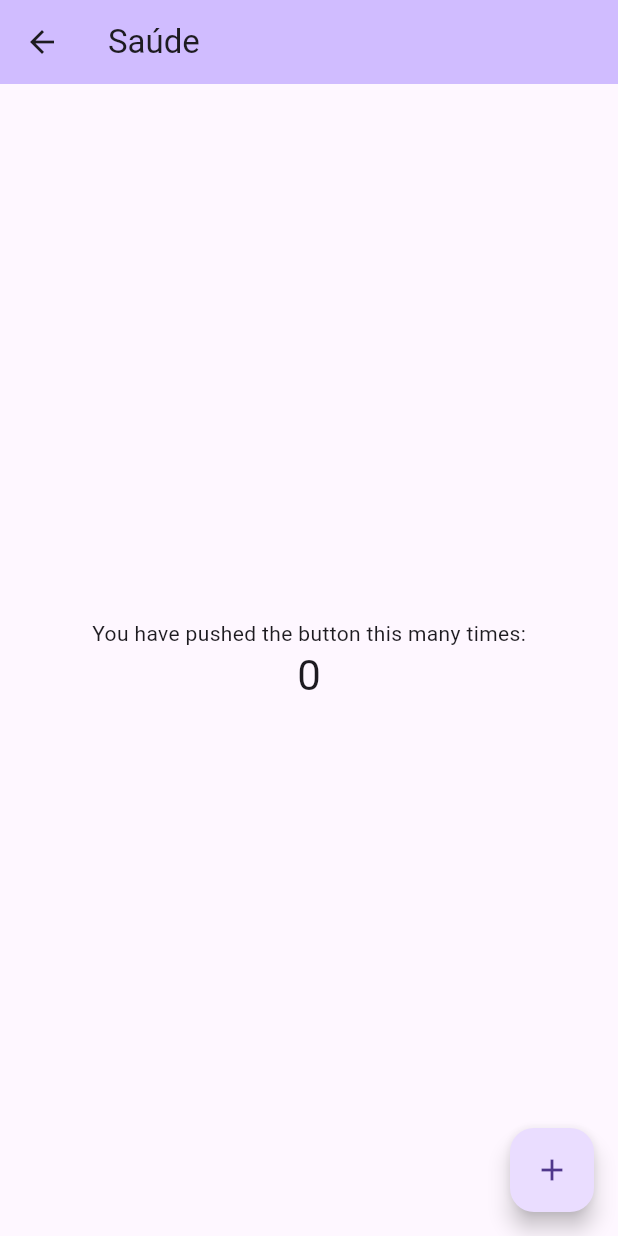
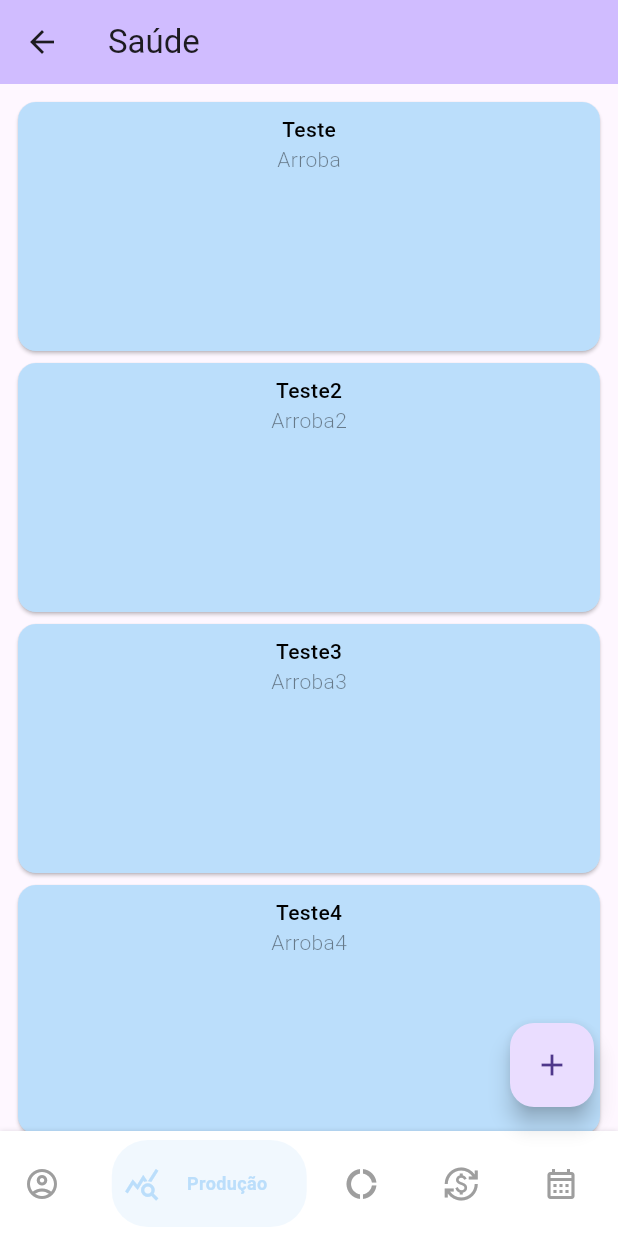
Before and after one commit to RogerDanielSS/personal_health_app, a Flutter app: the HomePage screen opened directly, on a phone screen of 412 x 824 dp. Run offline on Flutter 3.47's test engine with Material 3 defaults, Android fonts, the phone set to English and light mode, and no system bars; our stand-ins replace flutter_secure_storage, localstorage; accounts and stored records are empty.

Commit message:
add: mocked cardd structure with no pagination

```diff
--- /dev/null
+++ b/lib/data/models/remote_event_model.dart
@@ -0,0 +1,32 @@
+import '../../domain/entities/entities.dart';
+import '../protocols/http/http_error.dart';
+
+class RemoteEventModel {
+  final int id;
+  final String title;
+  final String column1;
+
+  RemoteEventModel({
+    required this.id,
+    required this.title,
+    required this.column1,
+  });
+
+  factory RemoteEventModel.fromJson(Map json) {
+    if (!json.keys.toSet().containsAll(['id', 'title', 'column1'])) {
+      throw HttpError.invalidData;
+    }
+
+    return RemoteEventModel(
+      id: json['id'],
+      title: json['title'],
+      column1: json['column1'],
+    );
+  }
+
+  EventEntity toEntity() => EventEntity(
+        id: id,
+        title: title,
+        column1: column1,
+      );
+}
--- a/lib/domain/entities/entities.dart
+++ b/lib/domain/entities/entities.dart
@@ -1 +1,2 @@
 export 'user.dart';
+export 'event.dart';
--- /dev/null
+++ b/lib/domain/entities/event.dart
@@ -0,0 +1,20 @@
+
+class EventEntity {
+  final int id;
+  final String title;
+  final String column1;
+
+  List get props => [id, title, column1];
+
+  const EventEntity({
+    required this.id,
+    required this.title,
+    required this.column1,
+  });
+
+  Map toJson() => {
+        'id': id,
+        'title': title,
+        'column1': column1,
+      };
+}
--- a/lib/infra/http/http_adapter.dart
+++ b/lib/infra/http/http_adapter.dart
@@ -75,7 +75,6 @@ class HttpAdapter implements HttpClient {
         fileResponse = await futureFileResponse.timeout(const Duration(seconds: 180));
       }
     } catch (error) {
-      print(error);
       throw HttpError.serverError;
     }
 
@@ -160,7 +159,6 @@ class HttpAdapter implements HttpClient {
       case 404:
         throw HttpError.notFound;
       default:
-        print(response.statusCode);
         throw HttpError.serverError;
     }
   }
--- /dev/null
+++ b/lib/presentation/components/bottom_bar/animated_bottom_bar.dart
@@ -0,0 +1,75 @@
+import 'package:flutter/material.dart';
+
+import 'bottom_bar_item.dart';
+import 'item_widget.dart';
+
+class AnimatedBottomBar extends StatelessWidget {
+  const AnimatedBottomBar({
+    Key? key,
+    this.selectedIndex = 0,
+    this.showElevation = true,
+    this.iconSize = 24,
+    this.backgroundColor,
+    this.itemCornerRadius = 50,
+    this.containerHeight = 56,
+    this.animationDuration = const Duration(milliseconds: 270),
+    this.mainAxisAlignment = MainAxisAlignment.spaceBetween,
+    required this.items,
+    required this.onItemSelected,
+    this.curve = Curves.linear,
+  })  : assert(items.length >= 2 && items.length <= 5),
+        super(key: key);
+
+  final int selectedIndex;
+  final double iconSize;
+  final Color? backgroundColor;
+  final bool showElevation;
+  final Duration animationDuration;
+  final List<BottomBarItem> items;
+  final ValueChanged<int> onItemSelected;
+  final MainAxisAlignment mainAxisAlignment;
+  final double itemCornerRadius;
+  final double containerHeight;
+  final Curve curve;
+
+  @override
+  Widget build(BuildContext context) {
+    return Container(
+      decoration: BoxDecoration(
+        color: backgroundColor,
+        boxShadow: [
+          if (showElevation)
+            const BoxShadow(
+              color: Colors.black12,
+              blurRadius: 2,
+            ),
+        ],
+      ),
+      child: SafeArea(
+        child: Container(
+          width: double.infinity,
+          height: containerHeight,
+          padding: const EdgeInsets.symmetric(vertical: 6, horizontal: 8),
+          child: Row(
+            mainAxisAlignment: mainAxisAlignment,
+            children: items.map((item) {
+              var index = items.indexOf(item);
+              return GestureDetector(
+                onTap: () => onItemSelected(index),
+                child: ItemWidget(
+                  item: item,
+                  iconSize: iconSize,
+                  isSelected: index == selectedIndex,
+                  backgroundColor: backgroundColor!,
+                  itemCornerRadius: itemCornerRadius,
+                  animationDuration: animationDuration,
+                  curve: curve,
+                ),
+              );
+            }).toList(),
+          ),
+        ),
+      ),
+    );
+  }
+}
--- /dev/null
+++ b/lib/presentation/components/bottom_bar/bottom_bar.dart
@@ -0,0 +1,2 @@
+export 'animated_bottom_bar.dart';
+export 'bottom_bar_item.dart';
--- /dev/null
+++ b/lib/presentation/components/bottom_bar/bottom_bar_item.dart
@@ -0,0 +1,17 @@
+import 'package:flutter/material.dart';
+
+class BottomBarItem {
+  BottomBarItem({
+    required this.icon,
+    required this.title,
+    this.activeColor = Colors.blue,
+    this.textAlign,
+    this.inactiveColor,
+  });
+
+  final Widget icon;
+  final Widget title;
+  final Color activeColor;
+  final Color? inactiveColor;
+  final TextAlign? textAlign;
+}
--- /dev/null
+++ b/lib/presentation/components/bottom_bar/item_widget.dart
@@ -0,0 +1,80 @@
+import 'package:flutter/material.dart';
+
+import 'bottom_bar_item.dart';
+
+class ItemWidget extends StatelessWidget {
+  final double iconSize;
+  final bool isSelected;
+  final BottomBarItem item;
+  final Color backgroundColor;
+  final double itemCornerRadius;
+  final Duration animationDuration;
+  final Curve curve;
+
+  const ItemWidget({
+    Key? key,
+    required this.item,
+    required this.isSelected,
+    required this.backgroundColor,
+    required this.animationDuration,
+    required this.itemCornerRadius,
+    required this.iconSize,
+    this.curve = Curves.linear,
+  }) : super(key: key);
+
+  @override
+  Widget build(BuildContext context) {
+    return Semantics(
+      container: true,
+      selected: isSelected,
+      child: AnimatedContainer(
+        width: isSelected ? 130 : 50,
+        height: double.maxFinite,
+        duration: animationDuration,
+        curve: curve,
+        decoration: BoxDecoration(
+          color: isSelected ? item.activeColor.withOpacity(0.2) : backgroundColor,
+          borderRadius: BorderRadius.circular(itemCornerRadius),
+        ),
+        child: SingleChildScrollView(
+          scrollDirection: Axis.horizontal,
+          physics: const NeverScrollableScrollPhysics(),
+          child: Container(
+            width: isSelected ? 130 : 50,
+            padding: const EdgeInsets.symmetric(horizontal: 8),
+            child: Row(
+              mainAxisSize: MainAxisSize.max,
+              mainAxisAlignment: MainAxisAlignment.start,
+              crossAxisAlignment: CrossAxisAlignment.center,
+              children: <Widget>[
+                IconTheme(
+                  data: IconThemeData(
+                      size: iconSize,
+                      color: isSelected
+                          ? item.activeColor.withOpacity(1)
+                          : item.inactiveColor ?? item.activeColor),
+                  child: item.icon,
+                ),
+                if (isSelected)
+                  Expanded(
+                    child: Container(
+                      padding: const EdgeInsets.symmetric(horizontal: 4),
+                      child: DefaultTextStyle.merge(
+                        style: TextStyle(
+                          color: item.activeColor,
+                          fontWeight: FontWeight.bold,
+                        ),
+                        maxLines: 1,
+                        textAlign: item.textAlign,
+                        child: item.title,
+                      ),
+                    ),
+                  ),
+              ],
+            ),
+          ),
+        ),
+      ),
+    );
+  }
+}
--- /dev/null
+++ b/lib/presentation/components/build_bottom_bar.dart
@@ -0,0 +1,63 @@
+import 'package:flutter/material.dart';
+
+import 'bottom_bar/animated_bottom_bar.dart';
+import 'bottom_bar/bottom_bar_item.dart';
+
+Widget text(String text) {
+  return Text(text, style: const TextStyle(fontSize: 12));
+}
+
+Widget buildBottomBar({
+  required int currentIndex,
+  required void Function(int index) update,
+  required BuildContext context,
+}) {
+  const inactiveColor = Colors.grey;
+
+  return AnimatedBottomBar(
+    containerHeight: 70,
+    backgroundColor: Colors.white,
+    selectedIndex: currentIndex,
+    showElevation: true,
+    itemCornerRadius: 24,
+    curve: Curves.easeIn,
+    onItemSelected: update,
+    items: <BottomBarItem>[
+      BottomBarItem(
+        icon: const Icon(Icons.account_circle_outlined),
+        title: text('Perfil'),
+        activeColor: Theme.of(context).primaryColorLight,
+        inactiveColor: inactiveColor,
+        textAlign: TextAlign.center,
+      ),
+      BottomBarItem(
+        icon: const Icon(Icons.query_stats_outlined),
+        title: text('Produção'),
+        activeColor: Theme.of(context).primaryColorLight,
+        inactiveColor: inactiveColor,
+        textAlign: TextAlign.center,
+      ),
+      BottomBarItem(
+        icon: const Icon(Icons.donut_large_outlined),
+        title: text('Dashboard'),
+        activeColor: Theme.of(context).primaryColorLight,
+        inactiveColor: inactiveColor,
+        textAlign: TextAlign.center,
+      ),
+      BottomBarItem(
+        icon: const Icon(Icons.currency_exchange),
+        title: text('Antecipação'),
+        activeColor: Theme.of(context).primaryColorLight,
+        inactiveColor: inactiveColor,
+        textAlign: TextAlign.center,
+      ),
+      BottomBarItem(
+        icon: const Icon(Icons.calendar_month_outlined),
+        title: text('Agenda'),
+        activeColor: Theme.of(context).primaryColorLight,
+        inactiveColor: inactiveColor,
+        textAlign: TextAlign.center,
+      ),
+    ],
+  );
+}
--- /dev/null
+++ b/lib/presentation/components/card.dart
@@ -0,0 +1,39 @@
+import 'package:flutter/material.dart';
+import 'package:personal_health_app/domain/entities/entities.dart';
+
+class EventCard extends StatelessWidget {
+  final EventEntity? event;
+
+  const EventCard({
+    super.key,
+    this.event,
+  });
+
+  @override
+  Widget build(BuildContext context) {
+    return Card(
+      key: key,
+      color: Colors.blue[100],
+      child: Padding(
+          padding: EdgeInsets.all(8),
+          child: SizedBox(
+            width: double.infinity,
+            height: 150,
+            child: Column(
+              children: [
+                Text(
+                  event!.title,
+                  style: TextStyle(
+                      color: Colors.black, fontWeight: FontWeight.w500),
+                ),
+                Text(
+                  event!.column1,
+                  style: TextStyle(
+                      color: Colors.black45, fontWeight: FontWeight.w300),
+                )
+              ],
+            ),
+          )),
+    );
+  }
+}
--- /dev/null
+++ b/lib/presentation/components/components.dart
@@ -0,0 +1 @@
+export 'build_bottom_bar.dart';
--- /dev/null
+++ b/lib/presentation/components/events_list.dart
@@ -0,0 +1,28 @@
+import 'package:flutter/material.dart';
+import 'package:personal_health_app/domain/entities/entities.dart';
+import 'package:personal_health_app/presentation/components/card.dart';
+
+class EventsList extends StatelessWidget {
+  final List<EventEntity>? events;
+
+  const EventsList({super.key, this.events});
+
+  List<Widget> buildEventsCards(int count) {
+    return List.generate(
+        count,
+        (index) => EventCard(
+              event: events![index],
+            ));
+  }
+
+  @override
+  Widget build(BuildContext context) {
+    return Padding(
+      padding: EdgeInsets.all(8),
+      child: Column(
+        key: key,
+        children: buildEventsCards((events ?? []).length),
+      ),
+    );
+  }
+}
--- a/lib/presentation/pages/home_page.dart
+++ b/lib/presentation/pages/home_page.dart
@@ -1,4 +1,9 @@
 import 'package:flutter/material.dart';
+import 'package:personal_health_app/domain/entities/entities.dart';
+import 'package:personal_health_app/presentation/components/build_bottom_bar.dart';
+import 'package:personal_health_app/presentation/components/events_list.dart';
+
+import '../components/card.dart';
 
 class HomePage extends StatefulWidget {
   const HomePage({super.key});
@@ -42,12 +47,13 @@ class _HomePageState extends State<HomePage> {
           // Column is also a layout widget. It takes a list of children and
           mainAxisAlignment: MainAxisAlignment.center,
           children: <Widget>[
-            const Text(
-              'You have pushed the button this many times:',
-            ),
-            Text(
-              '$_counter',
-              style: Theme.of(context).textTheme.headlineMedium,
+            EventsList(
+              events: [
+                EventEntity(id: 1, title: 'Teste', column1: 'Arroba'),
+                EventEntity(id: 2, title: 'Teste2', column1: 'Arroba2'),
+                EventEntity(id: 3, title: 'Teste3', column1: 'Arroba3'),
+                EventEntity(id: 4, title: 'Teste4', column1: 'Arroba4')
+              ],
             ),
           ],
         ),
@@ -57,6 +63,11 @@ class _HomePageState extends State<HomePage> {
         tooltip: 'Increment',
         child: const Icon(Icons.add),
       ),
+      bottomNavigationBar: buildBottomBar(
+        currentIndex: 1,
+        update: (index) => print(index),
+        context: context,
+      ),
     );
   }
 }
--- a/lib/presentation/pages/login.dart
+++ b/lib/presentation/pages/login.dart
@@ -24,7 +24,7 @@ class LoginPage extends StatelessWidget {
       // Perform login logic here (e.g., API call)
 
       try {
-        final response = await authentication.auth(AuthenticationParams(email: email, password: password));
+        await authentication.auth(AuthenticationParams(email: email, password: password));
         // Navigate to the HomePage only if login is successful
         Navigator.push(
           context,
@@ -32,7 +32,6 @@ class LoginPage extends StatelessWidget {
         );
             } catch (e) {
         // Handle any errors that occur during the login process
-        print('Error: $e');
         ScaffoldMessenger.of(context).showSnackBar(
           SnackBar(content: Text('An error occurred. Please try again later.')),
         );
```
